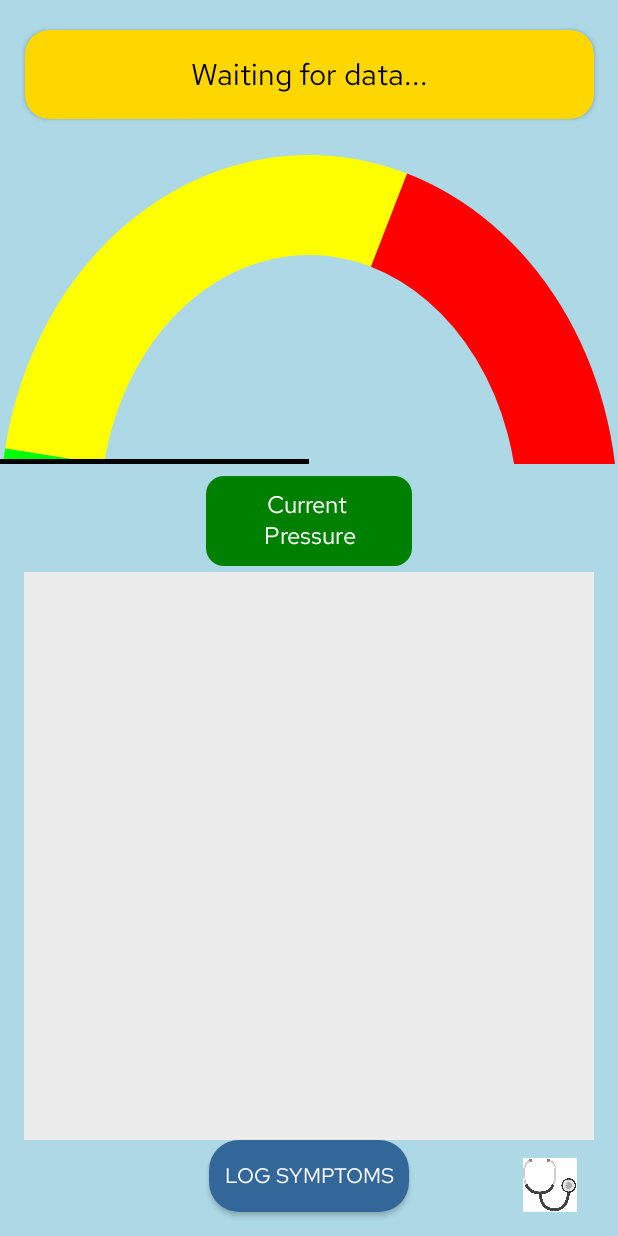
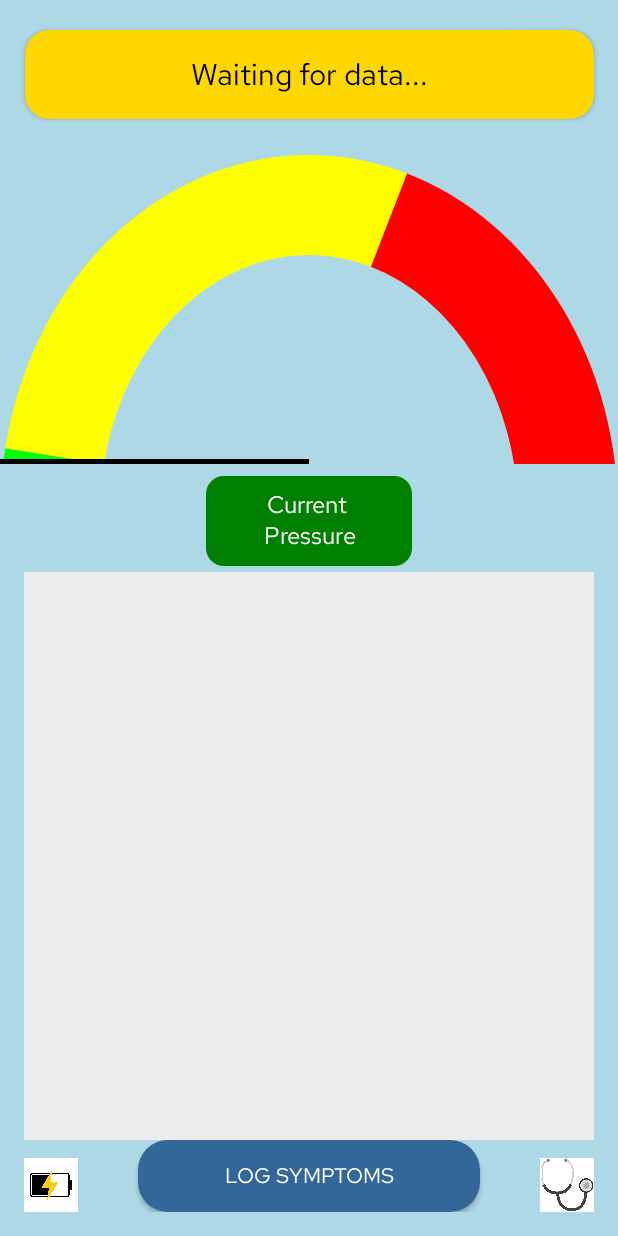
Before and after one commit to NathanLabiosa/PressureSensor, an Android app: the screen it shows after launch (MainActivity), on a phone screen of 412 x 824 dp. Run offline under Robolectric (Android 15) with nearby library versions, the phone set to English and light mode, and no system bars; our stand-ins replace Room's generated code.

Commit message:
Adding battery voltage notifications

```diff
--- a/app/src/main/res/layout/activity_main.xml
+++ b/app/src/main/res/layout/activity_main.xml
@@ -83,31 +83,57 @@
         app:layout_constraintStart_toStartOf="parent"
         app:layout_constraintEnd_toEndOf="parent"
         app:layout_constraintTop_toBottomOf="@id/currentPressureLabel"
-        app:layout_constraintBottom_toTopOf="@id/logSymptomsButton" />
+        app:layout_constraintBottom_toTopOf="@id/bottomBar" />
+
+    <androidx.constraintlayout.widget.ConstraintLayout
+        android:id="@+id/bottomBar"
+        android:layout_width="0dp"
+        android:layout_height="wrap_content"
+        android:paddingBottom="16dp"
+        app:layout_constraintTop_toBottomOf="@+id/eventListView"
+        app:layout_constraintStart_toStartOf="parent"
+        app:layout_constraintEnd_toEndOf="parent"
+        app:layout_constraintBottom_toBottomOf="parent">
+
+        <!-- 1) Left: Battery status button -->
+        <ImageButton
+            android:id="@+id/batteryButton"
+            android:layout_width="36dp"
+            android:layout_height="36dp"
+            android:layout_marginStart="16dp"
+            android:background="?attr/selectableItemBackgroundBorderless"
+            android:src="@drawable/battery"
+            android:scaleType="centerInside"
+            app:layout_constraintStart_toStartOf="parent"
+            app:layout_constraintBottom_toBottomOf="parent"/>
 
         <Button
             android:id="@+id/logSymptomsButton"
-        android:layout_width="wrap_content"
+            android:layout_width="0dp"
             android:layout_height="wrap_content"
-        android:layout_marginBottom="16dp"
+            android:layout_marginStart="40dp"
+            android:layout_marginEnd="40dp"
+            android:text="Log Symptoms"
             android:fontFamily="@font/red_hat_regular"
+            style="@style/CustomPainButton"
             android:textColor="@color/white"
-        android:text="   Log Symptoms   "
-        style="@style/CustomPainButton"
-        app:layout_constraintStart_toStartOf="parent"
-        app:layout_constraintEnd_toEndOf="parent"
+            app:layout_constraintStart_toEndOf="@id/batteryButton"
+            app:layout_constraintEnd_toStartOf="@id/doctorViewButton"
             app:layout_constraintBottom_toBottomOf="parent"/>
 
         <ImageButton
             android:id="@+id/doctorViewButton"
-        android:layout_width="59dp"
+            android:layout_width="36dp"
             android:layout_height="36dp"
-        android:layout_margin="16dp"
+            android:layout_marginEnd="16dp"
             android:background="?attr/selectableItemBackgroundBorderless"
-        android:scaleType="fitCenter"
             android:src="@drawable/stethoscope"
-        app:layout_constraintBottom_toBottomOf="parent"
-        app:layout_constraintEnd_toEndOf="parent" />
+            android:scaleType="centerInside"
+            app:layout_constraintEnd_toEndOf="parent"
+            app:layout_constraintBottom_toBottomOf="parent"/>
+    </androidx.constraintlayout.widget.ConstraintLayout>
+
+
 
 
 
```
Also changed, not shown: app/src/main/java/com/pressure_sensor/MainActivity.java (+80 -16 lines), app/src/main/res/drawable/battery.jpg (added). Lines whose indentation alone changed are shown as unchanged.
